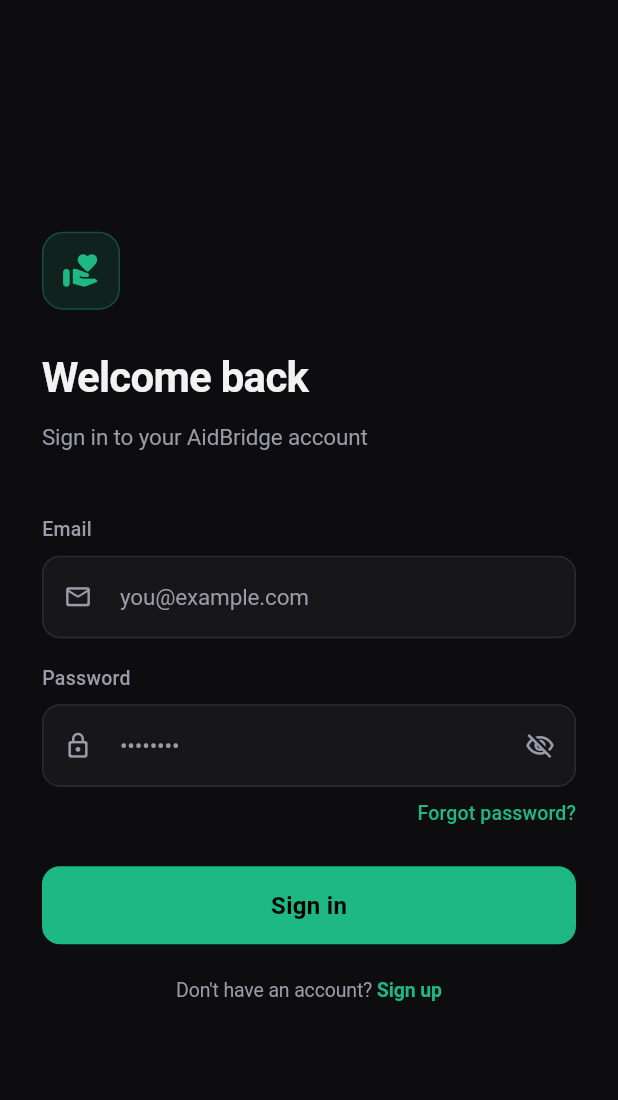
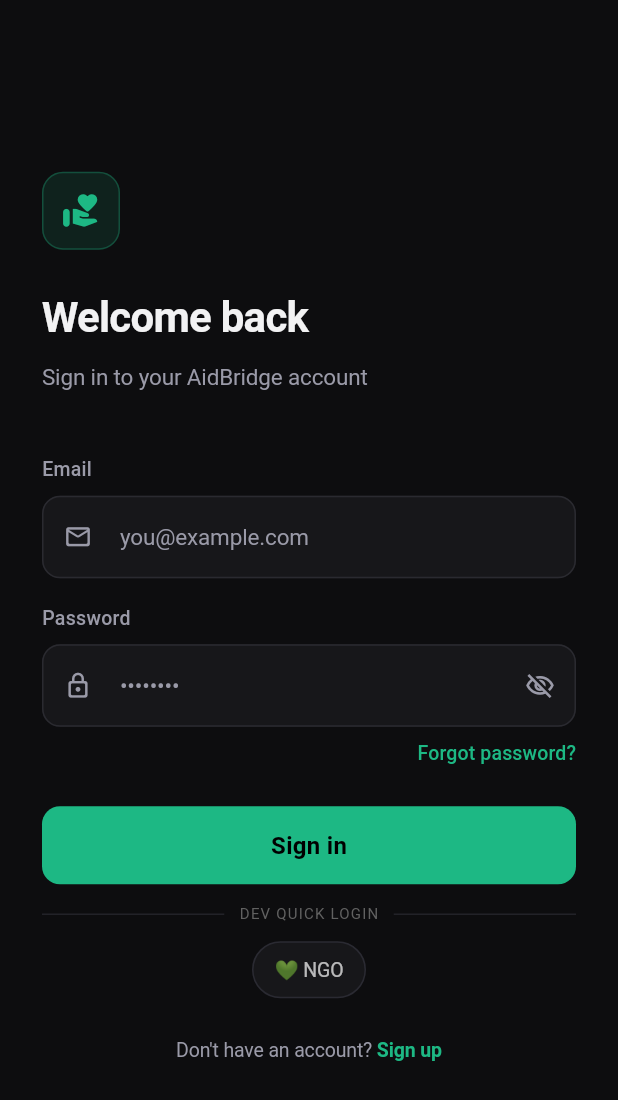
Before and after one commit to purvimadhukar/ngo_app, a Flutter app: the screen it shows after launch, on a phone screen of 412 x 824 dp. Shown: the top 1100 px of the screen. Run offline on Flutter 3.47's test engine with Material 3 defaults, Android fonts, the phone set to English and light mode, and no system bars; our stand-ins replace cloud_firestore, firebase_auth, firebase_core, firebase_storage, gap, image_picker and 1 more; accounts and stored records are empty; Roboto replaces fonts that are missing (SF Pro Display).

Commit message:
feat: dev quick-login bar + NGO unified dashboard fixes
Co-Authored-By: Claude Sonnet 4.6 <noreply@anthropic.com>

```diff
--- a/lib/features/auth/login_screen.dart
+++ b/lib/features/auth/login_screen.dart
@@ -156,6 +156,7 @@ class _LoginScreenState extends State<LoginScreen>
 
                           // ── Sign-in button ────────────────────────────────
                           _buildSignInButton(),
+                          _buildDevBar(),
                           const SizedBox(height: 20),
 
                           // ── Sign-up link ──────────────────────────────────
@@ -321,6 +322,54 @@ class _LoginScreenState extends State<LoginScreen>
           ),
         ],
       ),
+    );
+  }
+
+  // ── DEV quick-login accounts (remove before going live) ──────────────────────
+  static const _devAccounts = [
+    {'label': '💚 NGO', 'email': 'majorprojectclaude@gmail.com', 'pass': 'purvi123'},
+  ];
+
+  Widget _buildDevBar() {
+    return Column(
+      children: [
+        const SizedBox(height: 12),
+        Row(
+          children: [
+            const Expanded(child: Divider(color: Color(0xFF222228))),
+            Padding(
+              padding: const EdgeInsets.symmetric(horizontal: 10),
+              child: Text('DEV QUICK LOGIN',
+                  style: TextStyle(color: Colors.grey.shade700, fontSize: 10, letterSpacing: 0.8)),
+            ),
+            const Expanded(child: Divider(color: Color(0xFF222228))),
+          ],
+        ),
+        const SizedBox(height: 10),
+        Wrap(
+          spacing: 8,
+          runSpacing: 8,
+          children: _devAccounts.map((a) {
+            return GestureDetector(
+              onTap: () async {
+                _emailController.text = a['email']!;
+                _passwordController.text = a['pass']!;
+                await _signIn();
+              },
+              child: Container(
+                padding: const EdgeInsets.symmetric(horizontal: 14, vertical: 8),
+                decoration: BoxDecoration(
+                  color: const Color(0xFF17171A),
+                  borderRadius: BorderRadius.circular(20),
+                  border: Border.all(color: const Color(0xFF2A2A32)),
+                ),
+                child: Text(a['label']!, style: const TextStyle(color: Colors.white70, fontSize: 13)),
+              ),
+            );
+          }).toList(),
+        ),
+        const SizedBox(height: 4),
+      ],
     );
   }
 
```
